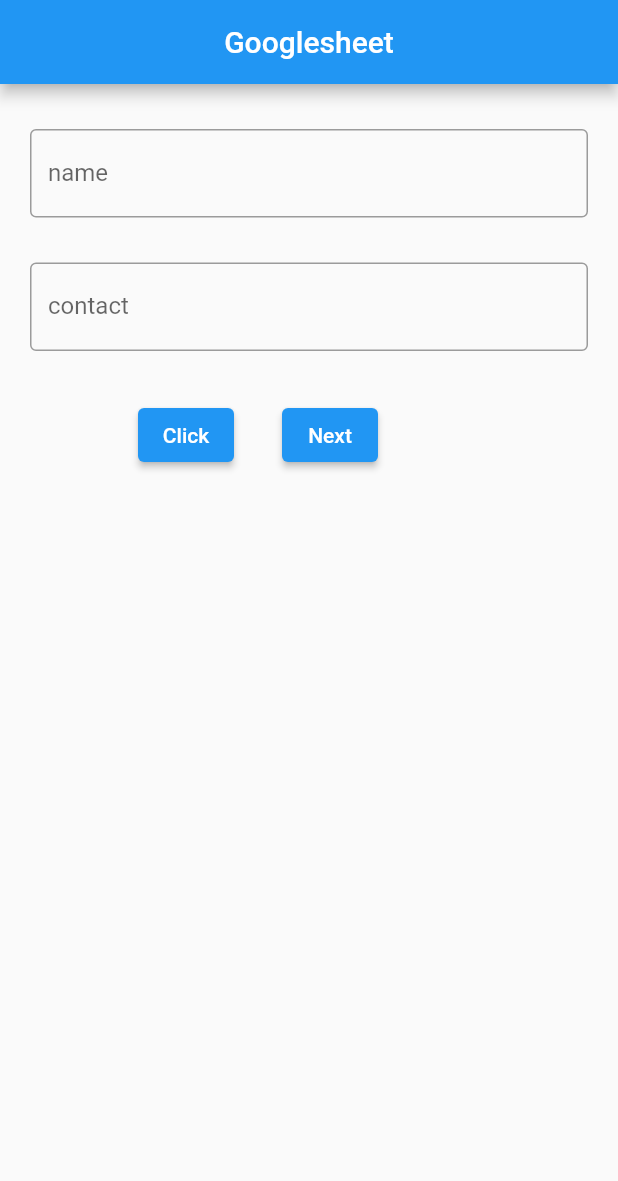
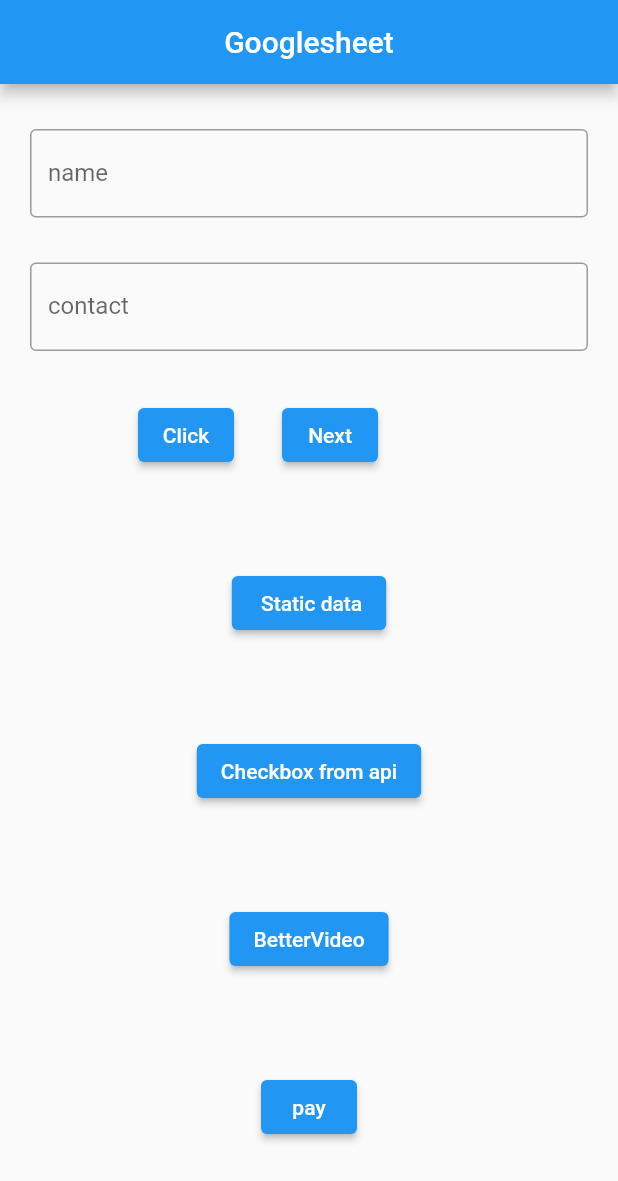
Before and after one commit to sagarkoffeekodes/checkboxlist, a Flutter app: the screen it shows after launch, on a phone screen of 412 x 824 dp. Shown: the top 1181 px of the screen. Run offline on Flutter 3.47's test engine with Material 2 defaults, Android fonts, the phone set to English and light mode, and no system bars; our stand-ins replace better_player, flutter_typeahead; missing offline and left inert: dart:ffi, flutter_to_mobilepay, gsheets; statements that could not run were skipped; key blocks and very long unbroken strings in the code were emptied for the run.

Commit message:
checkbox and googleshet excel example

```diff
--- a/lib/googlesheet.dart
+++ b/lib/googlesheet.dart
@@ -1,26 +1,32 @@
+
+import 'package:checkboxlist/MyHomePage.dart';
+import 'package:checkboxlist/betterplayer.dart';
 import 'package:checkboxlist/displaydata.dart';
 import 'package:checkboxlist/userfielf.dart';
+import 'package:checkboxlist/videoplayer.dart';
 import 'package:flutter/material.dart';
+import 'package:flutter_to_mobilepay/flutter_to_mobilepay.dart';
 import 'button.dart';
 import 'callApi/usersheet_api.dart';
 
 class GoogleSheet_file extends StatefulWidget {
  GoogleSheet_file({Key key,this.id,this.user}) : super(key: key);
-
    int id;
    User user;
-
-  @override
-  State<GoogleSheet_file> createState() => _GoogleSheet_fileState();
+   @override
+   State<GoogleSheet_file> createState() => _GoogleSheet_fileState();
 }
 
 class _GoogleSheet_fileState extends State<GoogleSheet_file> {
+  List<User> data=[];
 
   bool isloaded=false;
-
   final _formKey = GlobalKey<FormState>();
   TextEditingController name = TextEditingController();
   TextEditingController  contact = TextEditingController();
+
+
+
 
   @override
   void initState() {
@@ -29,6 +35,8 @@ class _GoogleSheet_fileState extends State<GoogleSheet_file> {
       contact = TextEditingController(text: widget.user.contact);
     }
   }
+
+
 
 
   @override
@@ -113,6 +121,8 @@ class _GoogleSheet_fileState extends State<GoogleSheet_file> {
                           )
                       ),
                     ),
+
+
                     Container(child: ElevatedButton(
                       onPressed: (){
                         Navigator.push(context, MaterialPageRoute(builder: (context)=>Display_list_info()));
@@ -122,10 +132,92 @@ class _GoogleSheet_fileState extends State<GoogleSheet_file> {
                   ],
                 ),
               ),
+
+              Container(
+                alignment: Alignment.center,
+                child: Padding(
+                    padding: const EdgeInsets.all(32),
+                    child:  ElevatedButton(
+                      child:  Text(" Static data"),
+                      onPressed:() async {
+                        var id = await UserSheetsApi.getRowCount() + 1 ;
+                        var user={
+                           UserFields.id:data.toString(),
+                          UserFields.name:data.toString(),
+                          UserFields.contact:data.toString(),
+                        };
+                        await UserSheetsApi.insert([user]);
+                      },
+                    )
+                ),
+              ),
+              Container(
+                alignment: Alignment.center,
+                child: Padding(
+                    padding: const EdgeInsets.all(32),
+                    child:  ElevatedButton(
+                      child:  Text("Checkbox from api"),
+                      onPressed:() async {
+                  Navigator.push(context, MaterialPageRoute(builder: (context) => MyHomePage(),));
+                      },
+                    )
+                ),
+              ),
+
+
+              Container(
+                alignment: Alignment.center,
+                child: Padding(
+                    padding: const EdgeInsets.all(32),
+                    child:  ElevatedButton(
+                      child:  Text("BetterVideo"),
+                      onPressed:() async {
+                        Navigator.push(context, MaterialPageRoute(builder: (context) => Betterplaer_video()));
+                      },
+                    )
+                ),
+              ),
+              Container(
+                alignment: Alignment.center,
+                child: Padding(
+                    padding: const EdgeInsets.all(32),
+                    child:  ElevatedButton(
+                      child:  Text("pay"),
+                      onPressed:() async {
+
+pay();
+},
+                    )
+                ),
+              ),
+
+
+/*
+              // Container(
+              //   alignment: Alignment.center,
+              //   child: Padding(
+              //       padding: const EdgeInsets.all(32),
+              //       child:  ElevatedButton(
+              //         child:  Text("video"),
+              //         onPressed:() async {
+              //           Navigator.push(context, MaterialPageRoute(builder: (context) => VideoPlayerPlugin()));
+              //         },
+              //       )
+              //   ),
+              // ),
+*/
+//
             ],
           ),
         ),
       ),
     );
   }
+  pay() async {
+    await MobilePay.initialize(
+      merchantID: TestMerchantID.denmark,
+      country: Country.denmark,
+      urlScheme: "myapp", // iOS only, see installation
+    );
+  }
 }
--- a/pubspec.yaml
+++ b/pubspec.yaml
@@ -37,6 +37,11 @@ dependencies:
   flutter_typeahead: ^3.2.4
   gsheets: ^0.3.2
   http: ^0.13.4
+  better_player: ^0.0.81
+  video_player: ^1.0.1
+  flutter_to_mobilepay: ^1.0.0
+
+
 dev_dependencies:
   flutter_test:
     sdk: flutter
```
Also changed, not shown: lib/MyHomePage.dart (+4 -4 lines), lib/betterplayer.dart (added, +72 -0 lines), lib/displaydata.dart (+9 -2 lines), lib/videoplayer.dart (added, +57 -0 lines), pubspec.lock, 2 other files.
